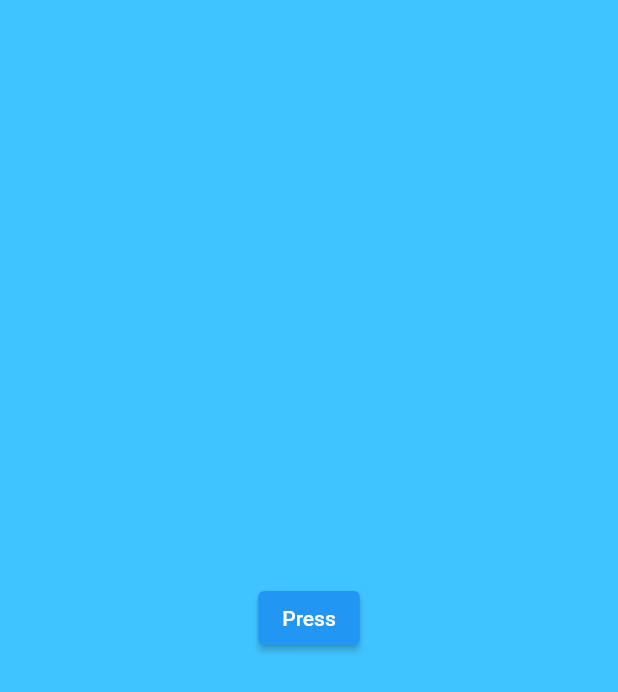
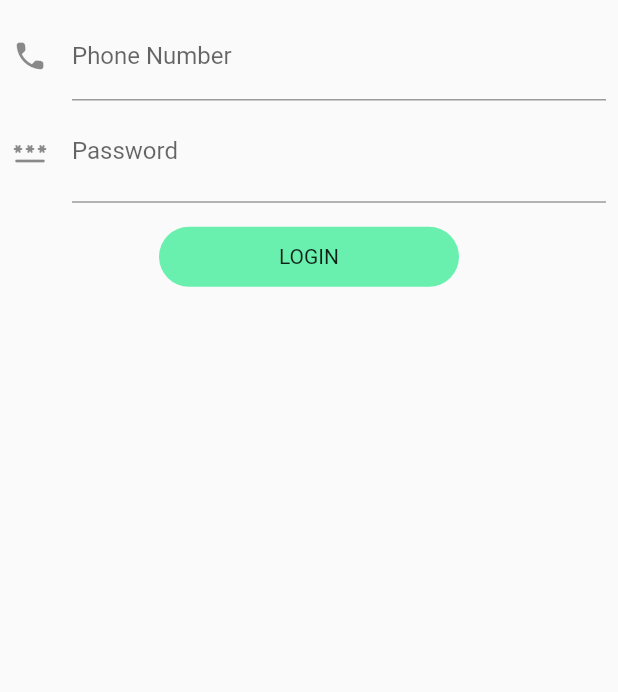
Before and after one commit to amanchoudhary18/SweetScapes, a Flutter app: the screen it shows after launch, on a phone screen of 412 x 824 dp. Shown: the top 692 px of the screen. Run offline on Flutter 3.47's test engine with Material 2 defaults, Android fonts, the phone set to English and light mode, and no system bars; our stand-ins replace another_flushbar, fluttertoast.

Commit message:
login implementation

```diff
--- a/sweetscapes/lib/main.dart
+++ b/sweetscapes/lib/main.dart
@@ -1,6 +1,8 @@
 import 'package:flutter/material.dart';
+import 'package:provider/provider.dart';
 import 'package:sweetscapes/utils/routes/routes.dart';
 import 'package:sweetscapes/utils/routes/routes_name.dart';
+import 'package:sweetscapes/view_model/auth_view_model.dart';
 
 void main() {
   runApp(const MyApp());
@@ -11,11 +13,16 @@ class MyApp extends StatelessWidget {
 
   @override
   Widget build(BuildContext context) {
-    return const MaterialApp(
+    return MultiProvider(
+      providers: [
+        ChangeNotifierProvider(create: (_) => AuthViewModel()),
+      ],
+      child: MaterialApp(
       title: 'SweetScapes',
       debugShowCheckedModeBanner: false,
       initialRoute: RoutesName.login,
       onGenerateRoute: Routes.generateRoute,
+    ),
     );
   }
 }
--- /dev/null
+++ b/sweetscapes/lib/res/app_url.dart
@@ -0,0 +1,6 @@
+class AppUrl {
+  static var baseUrl = 'https://reqres.in/';
+
+  static var loginUrl = baseUrl+'/api/login';
+  static var signupUrl = baseUrl+'/api/register';
+}
--- /dev/null
+++ b/sweetscapes/lib/res/color.dart
@@ -0,0 +1,6 @@
+import 'package:flutter/material.dart';
+
+class AppColor {
+  static const Color black = Colors.black;
+  static const Color white = Colors.white;
+}
--- /dev/null
+++ b/sweetscapes/lib/res/components/round_button.dart
@@ -0,0 +1,27 @@
+import 'package:flutter/material.dart';
+import 'package:flutter/src/widgets/framework.dart';
+import 'package:flutter/src/widgets/placeholder.dart';
+
+class RoundButton extends StatelessWidget {
+  const RoundButton({super.key, required this.title, this.loading = false, required this.onPress});
+
+  final String title;
+  final bool loading;
+  final VoidCallback onPress;
+
+  @override
+  Widget build(BuildContext context) {
+    return InkWell(
+      onTap: onPress,
+      child: Container(
+        height: 40,
+        width: 200,
+        decoration: BoxDecoration(
+          color: Colors.greenAccent,
+          borderRadius: BorderRadius.circular(20),
+        ),
+        child: Center(child: loading? const CircularProgressIndicator(color: Colors.white,): Text(title)),
+      ),
+    );
+  }
+}
--- a/sweetscapes/lib/utils/routes/routes.dart
+++ b/sweetscapes/lib/utils/routes/routes.dart
@@ -1,7 +1,7 @@
 import 'package:flutter/material.dart';
 import 'package:sweetscapes/utils/routes/routes_name.dart';
 import 'package:sweetscapes/view/home_screen.dart';
-import 'package:sweetscapes/view/login_screen.dart';
+import 'package:sweetscapes/view/login_view.dart';
 
 class Routes {
   static Route<dynamic> generateRoute(RouteSettings settings) {
@@ -11,7 +11,7 @@ class Routes {
             builder: (BuildContext context) => const HomeScreen());
       case RoutesName.login:
         return MaterialPageRoute(
-            builder: (BuildContext context) => const LoginScreen());
+            builder: (BuildContext context) => LoginView());
       default:
         return MaterialPageRoute(
           builder: (_) {
--- a/sweetscapes/lib/view/login_screen.dart
+++ /dev/null
@@ -1,26 +0,0 @@
-import 'package:flutter/material.dart';
-import 'package:flutter/src/widgets/framework.dart';
-import 'package:flutter/src/widgets/placeholder.dart';
-import 'package:sweetscapes/utils/routes/routes_name.dart';
-import 'package:sweetscapes/utils/utils.dart';
-
-class LoginScreen extends StatelessWidget {
-  const LoginScreen({super.key});
-
-  @override
-  Widget build(BuildContext context) {
-    return Scaffold(
-      backgroundColor: Colors.lightBlueAccent,
-      body: Center(
-        child: ElevatedButton(
-          onPressed: () {
-            Utils.goFlushBar('Flush', context);
-            Utils.goToast('Moving On');
-            // Navigator.pushNamed(context, RoutesName.home);
-          },
-          child: Text('Press'),
-        ),
-      ),
-    );
-  }
-}
--- /dev/null
+++ b/sweetscapes/lib/view/login_view.dart
@@ -0,0 +1,94 @@
+import 'dart:convert';
+
+import 'package:flutter/material.dart';
+import 'package:flutter/src/widgets/framework.dart';
+import 'package:flutter/src/widgets/placeholder.dart';
+import 'package:sweetscapes/res/components/round_button.dart';
+import 'package:sweetscapes/utils/routes/routes_name.dart';
+import 'package:sweetscapes/utils/utils.dart';
+import 'package:provider/provider.dart';
+import 'package:sweetscapes/view_model/auth_view_model.dart';
+
+class LoginView extends StatelessWidget {
+  LoginView({super.key});
+
+  ValueNotifier<bool> _obscurePassword = ValueNotifier<bool>(true);
+
+  TextEditingController _phoneController = TextEditingController();
+  TextEditingController _passwordController = TextEditingController();
+
+  FocusNode _phoneNode = FocusNode();
+  FocusNode _passwordNode = FocusNode();
+
+  @override
+  Widget build(BuildContext context) {
+    final authViewModel = Provider.of<AuthViewModel>(context);
+    return Scaffold(
+      body: SafeArea(
+        child: Padding(
+          padding: const EdgeInsets.all(8.0),
+          child: Column(
+            children: [
+              TextFormField(
+                controller: _phoneController,
+                keyboardType: TextInputType.phone,
+                focusNode: _phoneNode,
+                decoration: const InputDecoration(
+                  icon: Icon(
+                    Icons.phone_rounded,
+                  ),
+                  hintText: 'Enter your Phone Number',
+                  labelText: 'Phone Number',
+                ),
+                onFieldSubmitted: (value) => Utils.fieldFocusChange(
+                  context,
+                  _phoneNode,
+                  _passwordNode,
+                ),
+              ),
+              ValueListenableBuilder(
+                valueListenable: _obscurePassword,
+                builder: (context, value, child) {
+                  return TextFormField(
+                    controller: _passwordController,
+                    obscureText: _obscurePassword.value,
+                    obscuringCharacter: '~',
+                    focusNode: _passwordNode,
+                    decoration: InputDecoration(
+                      icon: const Icon(
+                        Icons.password_rounded,
+                      ),
+                      hintText: 'Enter your Password',
+                      labelText: 'Password',
+                      suffix: InkWell(
+                        onTap: () {
+                          _obscurePassword.value = !_obscurePassword.value;
+                        },
+                        child: Icon(_obscurePassword.value
+                            ? Icons.visibility_off_rounded
+                            : Icons.visibility_rounded),
+                      ),
+                    ),
+                  );
+                },
+              ),
+              Padding(
+                padding: const EdgeInsets.all(16.0),
+                child: RoundButton(
+                  title: 'LOGIN',
+                  onPress: () {
+                    Map data = {
+                      'email': 'eve.holt@reqres.in',
+                      'password': 'cityslicka',
+                    };
+                    authViewModel.loginUrl(data, context);
+                  },
+                ),
+              ),
+            ],
+          ),
+        ),
+      ),
+    );
+  }
+}
```
Also changed, not shown: sweetscapes/lib/data/app_exceptions.dart (+5 -5 lines), sweetscapes/lib/repository/auth_repository.dart (added, +25 -0 lines), sweetscapes/lib/utils/utils.dart (+36 -0 lines), sweetscapes/lib/view_model/auth_view_model.dart (added, +18 -0 lines).
